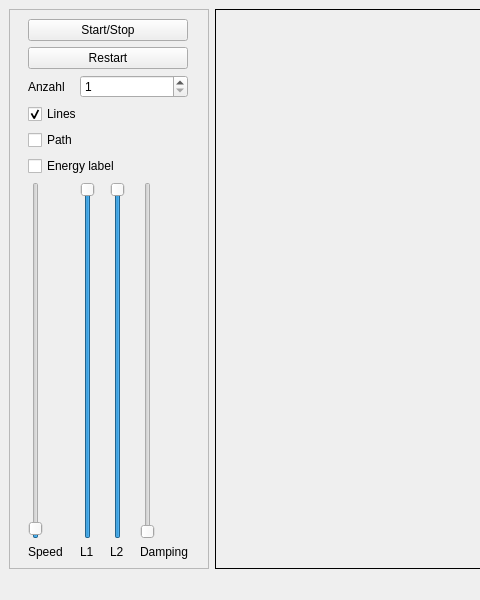
The window that Examples/DoublePendulum/MainWindow.ui (KROIA/QSFML_EditorWidget) describes before a commit, drawn with Qt 5; both pictures show x 0 to 480 and y 0 to 600 of the 800 by 600 pixel window.
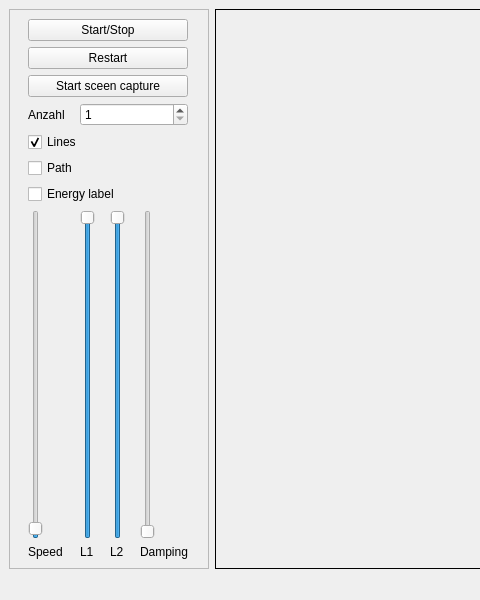
The same window after the commit.

```diff
--- a/Examples/DoublePendulum/MainWindow.ui
+++ b/Examples/DoublePendulum/MainWindow.ui
@@ -40,10 +40,13 @@
        <enum>QFrame::Raised</enum>
       </property>
       <layout class="QGridLayout" name="gridLayout_2">
-       <item row="7" column="2">
-        <widget class="QLabel" name="label_3">
-         <property name="text">
-          <string>L2</string>
+       <item row="3" column="1" colspan="3">
+        <widget class="QSpinBox" name="pendulumCount_spinBox">
+         <property name="minimum">
+          <number>1</number>
+         </property>
+         <property name="maximum">
+          <number>9999999</number>
          </property>
         </widget>
        </item>
@@ -54,23 +57,14 @@
          </property>
         </widget>
        </item>
-       <item row="6" column="1">
-        <widget class="QSlider" name="L1_verticalSlider">
-         <property name="minimum">
-          <number>1</number>
-         </property>
-         <property name="maximum">
-          <number>100</number>
-         </property>
-         <property name="value">
-          <number>100</number>
-         </property>
-         <property name="orientation">
-          <enum>Qt::Vertical</enum>
+       <item row="8" column="0">
+        <widget class="QLabel" name="label">
+         <property name="text">
+          <string>Speed</string>
          </property>
         </widget>
        </item>
-       <item row="6" column="3">
+       <item row="7" column="3">
         <widget class="QSlider" name="damping_verticalSlider">
          <property name="maximum">
           <number>1000</number>
@@ -80,29 +74,17 @@
          </property>
         </widget>
        </item>
-       <item row="6" column="0">
-        <widget class="QSlider" name="speed_slider">
-         <property name="minimum">
-          <number>1</number>
-         </property>
-         <property name="maximum">
-          <number>100000</number>
-         </property>
-         <property name="value">
-          <number>1000</number>
-         </property>
-         <property name="orientation">
-          <enum>Qt::Vertical</enum>
+       <item row="8" column="2">
+        <widget class="QLabel" name="label_3">
+         <property name="text">
+          <string>L2</string>
          </property>
         </widget>
        </item>
-       <item row="2" column="1" colspan="3">
-        <widget class="QSpinBox" name="pendulumCount_spinBox">
-         <property name="minimum">
-          <number>1</number>
-         </property>
-         <property name="maximum">
-          <number>9999999</number>
+       <item row="8" column="1">
+        <widget class="QLabel" name="label_2">
+         <property name="text">
+          <string>L1</string>
          </property>
         </widget>
        </item>
@@ -113,8 +95,8 @@
          </property>
         </widget>
        </item>
-       <item row="6" column="2">
-        <widget class="QSlider" name="L2_verticalSlider">
+       <item row="7" column="1">
+        <widget class="QSlider" name="L1_verticalSlider">
          <property name="minimum">
           <number>1</number>
          </property>
@@ -129,49 +111,44 @@
          </property>
         </widget>
        </item>
-       <item row="2" column="0">
-        <widget class="QLabel" name="label_4">
-         <property name="text">
-          <string>Anzahl</string>
-         </property>
-        </widget>
-       </item>
-       <item row="7" column="3">
+       <item row="8" column="3">
         <widget class="QLabel" name="label_5">
          <property name="text">
           <string>Damping</string>
          </property>
         </widget>
        </item>
-       <item row="7" column="0">
-        <widget class="QLabel" name="label">
-         <property name="text">
-          <string>Speed</string>
-         </property>
-        </widget>
-       </item>
-       <item row="7" column="1">
-        <widget class="QLabel" name="label_2">
-         <property name="text">
-          <string>L1</string>
-         </property>
-        </widget>
-       </item>
-       <item row="5" column="0" colspan="4">
+       <item row="6" column="0" colspan="4">
         <widget class="QCheckBox" name="enableEnergyLabel_checkBox">
          <property name="text">
           <string>Energy label</string>
          </property>
         </widget>
        </item>
-       <item row="4" column="0" colspan="4">
+       <item row="7" column="0">
+        <widget class="QSlider" name="speed_slider">
+         <property name="minimum">
+          <number>1</number>
+         </property>
+         <property name="maximum">
+          <number>100000</number>
+         </property>
+         <property name="value">
+          <number>1000</number>
+         </property>
+         <property name="orientation">
+          <enum>Qt::Vertical</enum>
+         </property>
+        </widget>
+       </item>
+       <item row="5" column="0" colspan="4">
         <widget class="QCheckBox" name="enablePath_checkBox">
          <property name="text">
           <string>Path</string>
          </property>
         </widget>
        </item>
-       <item row="3" column="0" colspan="4">
+       <item row="4" column="0" colspan="4">
         <widget class="QCheckBox" name="enableLines_checkBox">
          <property name="text">
           <string>Lines</string>
@@ -181,6 +158,36 @@
          </property>
         </widget>
        </item>
+       <item row="7" column="2">
+        <widget class="QSlider" name="L2_verticalSlider">
+         <property name="minimum">
+          <number>1</number>
+         </property>
+         <property name="maximum">
+          <number>100</number>
+         </property>
+         <property name="value">
+          <number>100</number>
+         </property>
+         <property name="orientation">
+          <enum>Qt::Vertical</enum>
+         </property>
+        </widget>
+       </item>
+       <item row="3" column="0">
+        <widget class="QLabel" name="label_4">
+         <property name="text">
+          <string>Anzahl</string>
+         </property>
+        </widget>
+       </item>
+       <item row="2" column="0" colspan="4">
+        <widget class="QPushButton" name="startScreenCapture_pushButton">
+         <property name="text">
+          <string>Start sceen capture</string>
+         </property>
+        </widget>
+       </item>
       </layout>
      </widget>
     </item>
```
Left out of the diff: 2 changed lines with no effect on the pictures.
